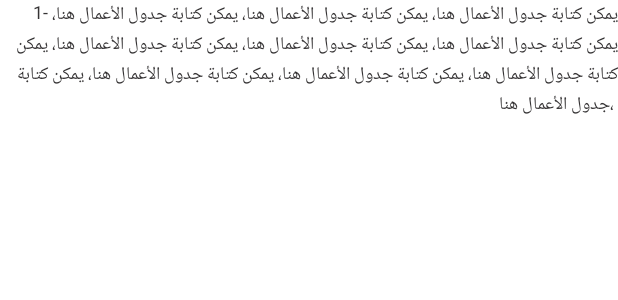
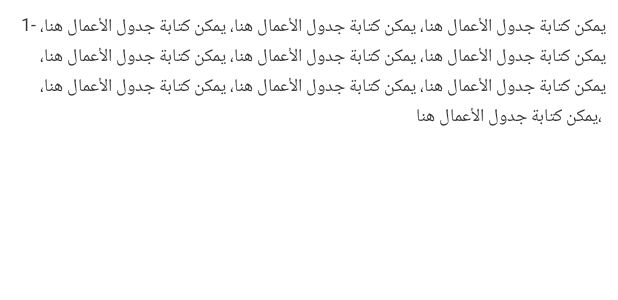
Before and after one commit to RiadhG-Hub/abcher, an Android app built with Jetpack Compose: the @Preview function MeetingAgendaCardViewPreview, on a phone screen of 412 x 824 dp. Shown: the top 300 px of the screen. Run offline under Robolectric (Android 15) with nearby library versions, the phone set to English and light mode, and no system bars; Roboto replaces fonts that are not available here.

Commit message:
feat: Implement Agenda List UI and Data Display
This commit introduces the `AgendaList` feature, which displays a list of meeting agendas fetched from the API, and includes UI enhancements for displaying agenda data.

-   **Agenda List and UI:**
    -   Created `AgendaList` composable to display the list of meeting agendas.
-   - Added `MeetingAgendaCardView` to display each agenda item.
-   - Added `AgendaList` to `MeetingActivity`.
+    -   Added `MeetingAgendaCardView` to display each agenda item.
+    -   Implemented `Card` to display agendas with border, shape, and elevation.
+    -   Added padding to `MeetingAgendaCardView` for better spacing.
+    -   Integrated `AgendaList` into `MeetingActivity` to display the agenda list.
+    - `AgendaList` fetches and displays meeting agenda items dynamically based on the `FetchMeetingAgendaState`.
 - **Data Display:**
     -   `AgendaList` now receives the `FetchMeetingAgendaState` as a parameter.
-    -  Show agenda items on success state.
+    -  Display agenda items in a card on success state.

```diff
--- a/app/src/main/java/com/example/absher/services/view/MeetingAgendaCardView.kt
+++ b/app/src/main/java/com/example/absher/services/view/MeetingAgendaCardView.kt
@@ -1,18 +1,22 @@
 package com.example.absher.services.view
 
+import androidx.compose.foundation.layout.padding
 import androidx.compose.material3.Text
 import androidx.compose.runtime.Composable
+import androidx.compose.ui.Modifier
 import androidx.compose.ui.graphics.Color
 import androidx.compose.ui.text.TextStyle
 import androidx.compose.ui.text.font.FontWeight
 import androidx.compose.ui.text.style.TextAlign
 import androidx.compose.ui.tooling.preview.Preview
+import androidx.compose.ui.unit.dp
 import androidx.compose.ui.unit.sp
 
 
 @Composable
 fun MeetingAgendaCardView(text: String) {
-    Text(
+
+    Text(modifier = Modifier.padding(8.dp),
         text = text, style = TextStyle(
             fontSize = 12.sp,
             lineHeight = 20.sp,
```
Also changed, not shown: app/src/main/java/com/example/absher/services/view/AgendaList.kt (+15 -1 lines).
